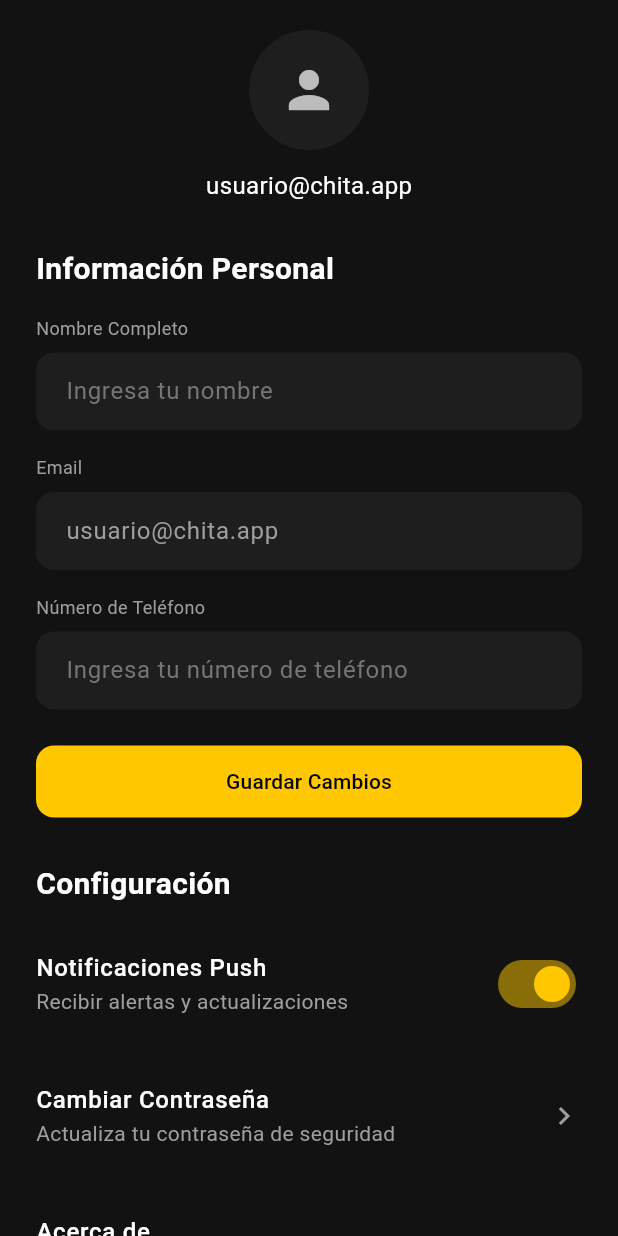
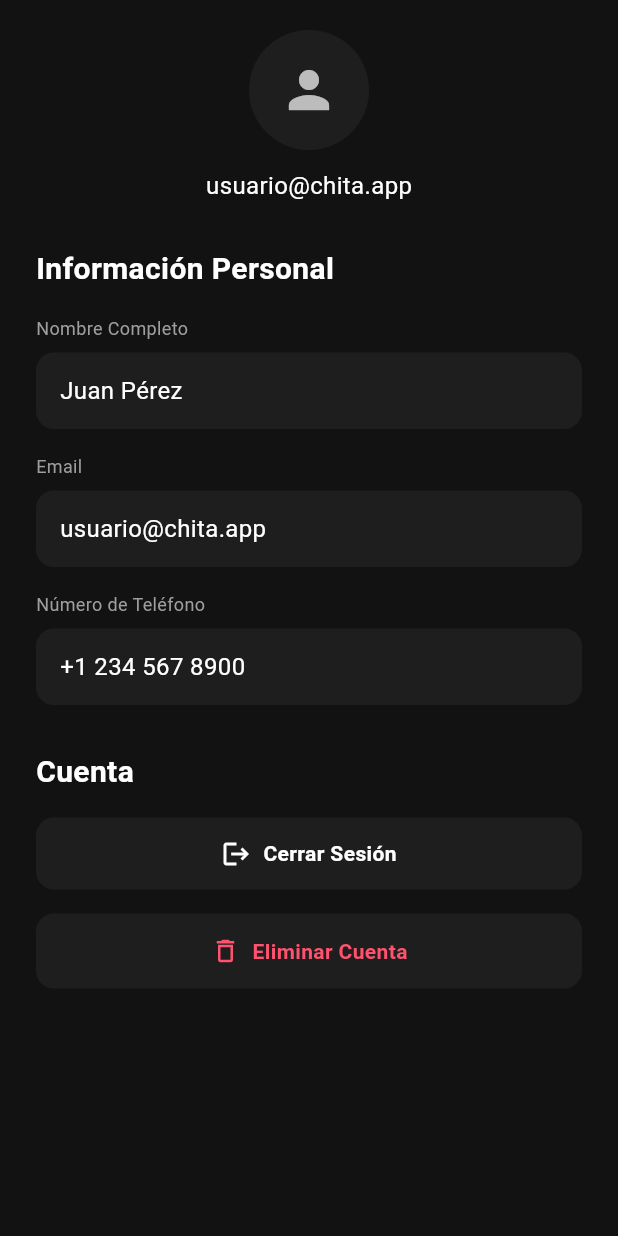
Before and after one commit to jovannyCG/app-chita, a Flutter app: the ProfileScreen screen opened directly, on a phone screen of 412 x 824 dp. Run offline on Flutter 3.47's test engine with Material 3 defaults, Android fonts, the phone set to English and light mode, and no system bars.

Commit message:
Cambios a pantallas completos

```diff
--- a/lib/main.dart
+++ b/lib/main.dart
@@ -95,7 +95,7 @@
           ),
           BottomNavigationBarItem(
             icon: Icon(Icons.route),
-            label: 'Rutas',
+            label: 'Espacios para correr',
           ),
           BottomNavigationBarItem(
             icon: Icon(Icons.people_outline),
--- a/lib/screens/profile.dart
+++ b/lib/screens/profile.dart
@@ -25,7 +25,7 @@ class _ProfileScreenState extends State<ProfileScreen> {
             style: TextStyle(color: Colors.white, fontWeight: FontWeight.bold),
           ),
           content: const Text(
-            'Esto acción es permanente y no se puede deshacer. perderás todos tus datos, conactos y configuración.',
+            'Esta acción es permanente y no se puede deshacer. Perderás todos tus datos, contactos y configuración.',
             textAlign: TextAlign.center,
             style: TextStyle(color: Colors.grey, fontSize: 14),
           ),
@@ -53,9 +53,9 @@ class _ProfileScreenState extends State<ProfileScreen> {
                     foregroundColor: Colors.white,
                     padding: const EdgeInsets.symmetric(vertical: 16),
                   ),
-                  child: const Text('Enviar Alerta'),
+                  child: const Text('Eliminar Cuenta'),
                   onPressed: () {
-                    // Aquí iría la lógica para enviar la alerta
+                    // Aquí iría la lógica para eliminar la cuenta
                     Navigator.of(context).pop();
                   },
                 ),
@@ -94,57 +94,50 @@ class _ProfileScreenState extends State<ProfileScreen> {
             // --- SECCIÓN: INFORMACIÓN PERSONAL ---
             const _SectionTitle(title: 'Información Personal'),
             const SizedBox(height: 16),
-            const _CustomTextField(
-              labelText: 'Nombre Completo',
-              hintText: 'Ingresa tu nombre',
+            const _InfoTile(
+              label: 'Nombre Completo',
+              value: 'Juan Pérez',
             ),
             const SizedBox(height: 16),
-            const _CustomTextField(
-              labelText: 'Email',
-              initialValue: 'usuario@chita.app',
-              enabled: false, // El email no se puede editar
+            const _InfoTile(
+              label: 'Email',
+              value: 'usuario@chita.app',
             ),
             const SizedBox(height: 16),
-            const _CustomTextField(
-              labelText: 'Número de Teléfono',
-              hintText: 'Ingresa tu número de teléfono',
-              keyboardType: TextInputType.phone,
-            ),
-            const SizedBox(height: 24),
-            ElevatedButton(
-              onPressed: () {},
-              child: const Text('Guardar Cambios'),
+            const _InfoTile(
+              label: 'Número de Teléfono',
+              value: '+1 234 567 8900',
             ),
             const SizedBox(height: 30),
 
-            // --- SECCIÓN: CONFIGURACIÓN ---
-            const _SectionTitle(title: 'Configuración'),
-            const SizedBox(height: 8),
-            _SettingsTile(
-              title: 'Notificaciones Push',
-              subtitle: 'Recibir alertas y actualizaciones',
-              trailing: Switch(
-                value: _notificationsEnabled,
-                onChanged: (value) {
-                  setState(() {
-                    _notificationsEnabled = value;
-                  });
-                },
-                activeColor: primaryColor,
-                activeTrackColor: primaryColor.withOpacity(0.5),
-              ),
-            ),
-            const _SettingsTile(
-              title: 'Cambiar Contraseña',
-              subtitle: 'Actualiza tu contraseña de seguridad',
-              trailing: Icon(Icons.chevron_right, color: Colors.grey),
-            ),
-            const _SettingsTile(
-              title: 'Acerca de',
-              subtitle: 'Versión de la app e información',
-              trailing: Icon(Icons.chevron_right, color: Colors.grey),
-            ),
-            const SizedBox(height: 30),
+            // // --- SECCIÓN: CONFIGURACIÓN ---
+            // const _SectionTitle(title: 'Configuración'),
+            // const SizedBox(height: 8),
+            // _SettingsTile(
+            //   title: 'Notificaciones Push',
+            //   subtitle: 'Recibir alertas y actualizaciones',
+            //   trailing: Switch(
+            //     value: _notificationsEnabled,
+            //     onChanged: (value) {
+            //       setState(() {
+            //         _notificationsEnabled = value;
+            //       });
+            //     },
+            //     activeColor: primaryColor,
+            //     activeTrackColor: primaryColor.withOpacity(0.5),
+            //   ),
+            // ),
+            // const _SettingsTile(
+            //   title: 'Cambiar Contraseña',
+            //   subtitle: 'Actualiza tu contraseña de seguridad',
+            //   trailing: Icon(Icons.chevron_right, color: Colors.grey),
+            // ),
+            // const _SettingsTile(
+            //   title: 'Acerca de',
+            //   subtitle: 'Versión de la app e información',
+            //   trailing: Icon(Icons.chevron_right, color: Colors.grey),
+            // ),
+            // const SizedBox(height: 30),
 
             // --- SECCIÓN: CUENTA ---
             const _SectionTitle(title: 'Cuenta'),
@@ -161,7 +154,7 @@ class _ProfileScreenState extends State<ProfileScreen> {
               textColor: accentColor, // Color rojo para acción destructiva
               onTap: () => showSosConfirmationDeleteAccountDialog(context),
             ),
-             const SizedBox(height: 20),
+            const SizedBox(height: 20),
           ],
         ),
       ),
@@ -187,20 +180,14 @@ class _SectionTitle extends StatelessWidget {
   }
 }
 
-// Widget reutilizable para los campos de texto
-class _CustomTextField extends StatelessWidget {
-  final String labelText;
-  final String? hintText;
-  final String? initialValue;
-  final bool enabled;
-  final TextInputType keyboardType;
+// Widget reutilizable para mostrar información estática
+class _InfoTile extends StatelessWidget {
+  final String label;
+  final String value;
 
-  const _CustomTextField({
-    required this.labelText,
-    this.hintText,
-    this.initialValue,
-    this.enabled = true,
-    this.keyboardType = TextInputType.text,
+  const _InfoTile({
+    required this.label,
+    required this.value,
   });
 
   @override
@@ -208,23 +195,18 @@ class _CustomTextField extends StatelessWidget {
     return Column(
       crossAxisAlignment: CrossAxisAlignment.start,
       children: [
-        Text(labelText, style: const TextStyle(color: Colors.grey, fontSize: 12)),
+        Text(label, style: const TextStyle(color: Colors.grey, fontSize: 12)),
         const SizedBox(height: 8),
-        TextFormField(
-          initialValue: initialValue,
-          enabled: enabled,
-          keyboardType: keyboardType,
-          style: TextStyle(color: enabled ? Colors.white : Colors.grey[500]),
-          decoration: InputDecoration(
-            hintText: hintText,
-            hintStyle: TextStyle(color: Colors.grey[600]),
-            filled: true,
-            fillColor: cardColor,
-            border: OutlineInputBorder(
-              borderRadius: BorderRadius.circular(12),
-              borderSide: BorderSide.none,
-            ),
-            contentPadding: const EdgeInsets.symmetric(horizontal: 16, vertical: 14),
+        Container(
+          width: double.infinity,
+          padding: const EdgeInsets.symmetric(horizontal: 16, vertical: 14),
+          decoration: BoxDecoration(
+            color: cardColor,
+            borderRadius: BorderRadius.circular(12),
+          ),
+          child: Text(
+            value,
+            style: const TextStyle(color: Colors.white, fontSize: 16),
           ),
         ),
       ],
--- a/lib/screens/route.dart
+++ b/lib/screens/route.dart
@@ -18,7 +18,7 @@ class RoutesScreen extends StatelessWidget {
                  Align(
                   alignment: Alignment.centerLeft,
                   child: Text(
-                    'Rutas',
+                    'Espacios para correr',
                     style: Theme.of(context).textTheme.headlineMedium?.copyWith(
                           fontWeight: FontWeight.bold,
                           color: Colors.white,
```
Also changed, not shown: lib/screens/home.dart (+181 -41 lines), pubspec.lock.
